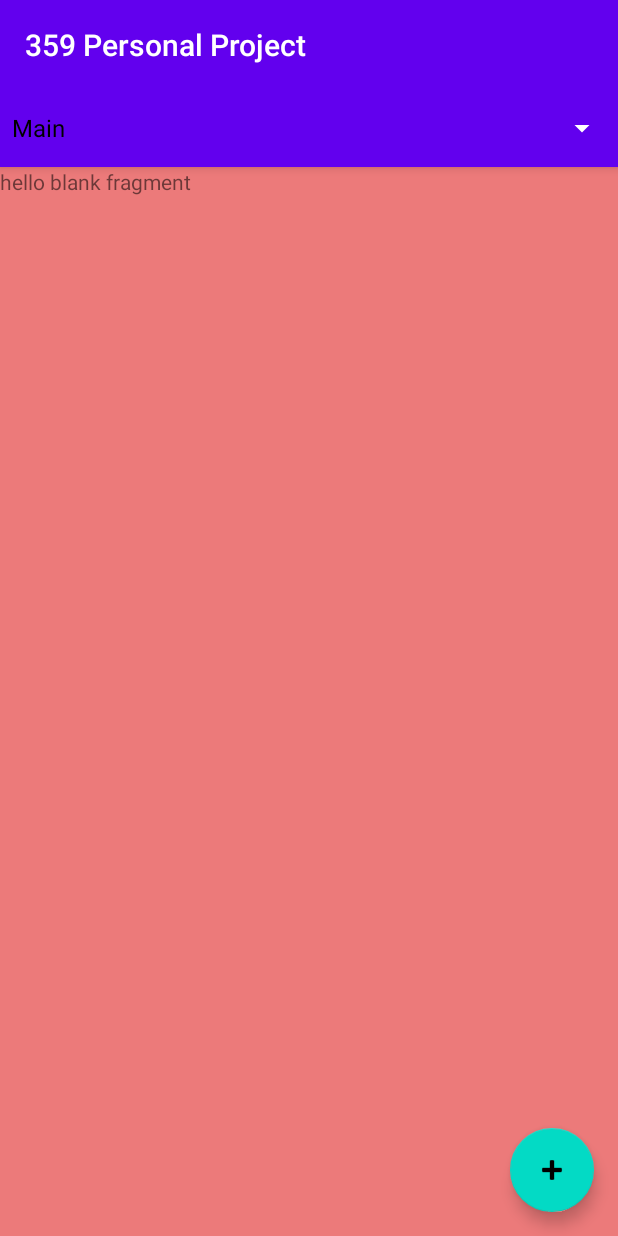
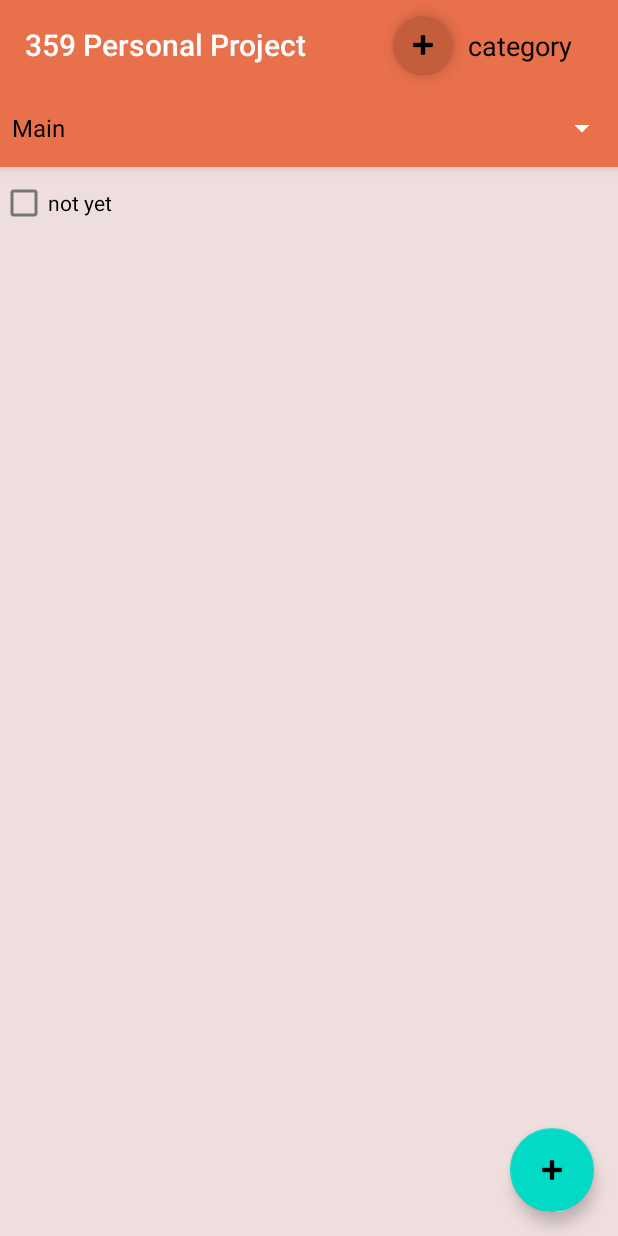
Before and after one commit to sleepsim/359-Personal-Project, an Android app: the screen it shows after launch (MainActivity), on a phone screen of 412 x 824 dp. Run offline under Robolectric (Android 15) with nearby library versions, the phone set to English and light mode, and no system bars.

```diff
--- a/app/src/main/java/com/example/a359personalproject/Fragment_main.kt
+++ b/app/src/main/java/com/example/a359personalproject/Fragment_main.kt
@@ -5,7 +5,7 @@ import androidx.fragment.app.Fragment
 import android.view.LayoutInflater
 import android.view.View
 import android.view.ViewGroup
-
+import android.widget.CheckBox
 
 
 class Fragment_main : Fragment() {
@@ -15,12 +15,28 @@ class Fragment_main : Fragment() {
         savedInstanceState: Bundle?
     ): View? {
         // Inflate the layout for this fragment
-        return inflater.inflate(R.layout.fragment_main, container, false)
+
+
+        val fragmentView = inflater.inflate(R.layout.fragment_main,
+        container,
+        false)
+
+        val checkBox = fragmentView.findViewById<CheckBox>(R.id.checkBoxTester)
+
+        checkBox.setOnClickListener {
+            checkBox.text = "LOOOOL"
+        }
+
+        val getCats: ArrayList<ListCategory> = MainActivity().getCat()
+
+        return fragmentView
     }
 
     companion object {
         fun newInstance() : Fragment_main {
             return Fragment_main()
         }
+
     }
+
 }
--- a/app/src/main/java/com/example/a359personalproject/MainActivity.kt
+++ b/app/src/main/java/com/example/a359personalproject/MainActivity.kt
@@ -5,8 +5,10 @@ import android.util.Log
 import android.view.View
 import android.widget.AdapterView
 import android.widget.ArrayAdapter
+import android.widget.CheckBox
 import android.widget.Spinner
 import androidx.appcompat.app.AppCompatActivity
+import androidx.fragment.app.Fragment
 import com.google.android.material.floatingactionbutton.FloatingActionButton
 
 class MainActivity : AppCompatActivity() {
@@ -19,7 +21,7 @@ class MainActivity : AppCompatActivity() {
         setContentView(R.layout.activity_main)
 
         categories.add(ListCategory("Main"))
-        categories.add(ListCategory("new"))
+        categories.add(ListCategory("Trash"))
 
         if(savedInstanceState == null) {
             //initialize
@@ -33,8 +35,8 @@ class MainActivity : AppCompatActivity() {
                 ).commit()
         }
 
-        val addNewButton = findViewById<FloatingActionButton>(R.id.addButton)
-        addNewButton.setOnClickListener {
+        val addNewCatButton = findViewById<FloatingActionButton>(R.id.addCategoryButton)
+        addNewCatButton.setOnClickListener {
             categories.add(ListCategory("newly added"))
             clearAdapter()
             initializeApp()
@@ -43,6 +45,20 @@ class MainActivity : AppCompatActivity() {
             }
             Log.i("endOfArr", "END")
         }
+
+        val spinner = findViewById<Spinner>(R.id.spinner)
+        spinner.onItemSelectedListener = object: AdapterView.OnItemSelectedListener{
+            override fun onItemSelected(p0: AdapterView<*>?, p1: View?, p2: Int, p3: Long) {
+                val text1 = spinner.selectedItem.toString()
+                Log.i("SPINNER", text1)
+            }
+
+            override fun onNothingSelected(p0: AdapterView<*>?) {
+
+            }
+
+        }
+
     }
 
     //Resets the categories
@@ -74,6 +90,10 @@ class MainActivity : AppCompatActivity() {
         arrayAdapter.notifyDataSetChanged()
     }
 
+    public fun getCat(): ArrayList<ListCategory>{
+        return categories
+    }
+
     private fun saveApp(){
 
     }
--- a/app/src/main/res/layout/activity_main.xml
+++ b/app/src/main/res/layout/activity_main.xml
@@ -9,6 +9,7 @@
     <com.google.android.material.appbar.AppBarLayout
         android:layout_width="match_parent"
         android:layout_height="wrap_content"
+        android:background="#E8704A"
         android:theme="@style/Theme.359PersonalProject.AppBarOverlay">
 
         <TextView
@@ -33,9 +34,7 @@
         android:id="@+id/fragmentContainer"
         android:layout_width="match_parent"
         android:layout_height="match_parent"
-        app:layout_behavior="@string/appbar_scrolling_view_behavior">
-
-    </FrameLayout>
+        app:layout_behavior="@string/appbar_scrolling_view_behavior"/>
 
     <com.google.android.material.floatingactionbutton.FloatingActionButton
         android:id="@+id/addButton"
@@ -46,4 +45,27 @@
         android:layout_marginBottom="16dp"
         app:srcCompat="@android:drawable/ic_input_add" />
 
+    <com.google.android.material.floatingactionbutton.FloatingActionButton
+        android:id="@+id/addCategoryButton"
+        android:layout_width="wrap_content"
+        android:layout_height="wrap_content"
+        android:layout_gravity="top|end"
+        android:layout_marginTop="10dp"
+        android:layout_marginEnd="110dp"
+        app:backgroundTint="#C35D3C"
+        app:fabSize="mini"
+        app:srcCompat="@android:drawable/ic_input_add" />
+
+    <TextView
+        android:layout_width="wrap_content"
+        android:layout_height="wrap_content"
+        android:layout_gravity="top|end"
+        android:layout_marginTop="18dp"
+        android:layout_marginEnd="30dp"
+        android:elevation="16dp"
+        android:text="category"
+        android:textAppearance="?android:attr/textAppearanceMedium"
+        android:textColor="@color/black" />
+
+
 </androidx.coordinatorlayout.widget.CoordinatorLayout>
--- a/app/src/main/res/layout/fragment_main.xml
+++ b/app/src/main/res/layout/fragment_main.xml
@@ -3,13 +3,21 @@
     xmlns:tools="http://schemas.android.com/tools"
     android:layout_width="match_parent"
     android:layout_height="match_parent"
-    android:background="#EC7A7A"
+    android:background="#EFDEDE"
     tools:context=".Fragment_main">
 
     <!-- TODO: Update blank fragment layout -->
-    <TextView
+    <LinearLayout
         android:layout_width="match_parent"
         android:layout_height="match_parent"
-        android:text="hello blank fragment" />
+        android:orientation="vertical">
+
+        <CheckBox
+            android:id="@+id/checkBoxTester"
+            android:layout_width="match_parent"
+            android:layout_height="wrap_content"
+            android:text="not yet" />
+
+    </LinearLayout>
 
 </FrameLayout>
```
